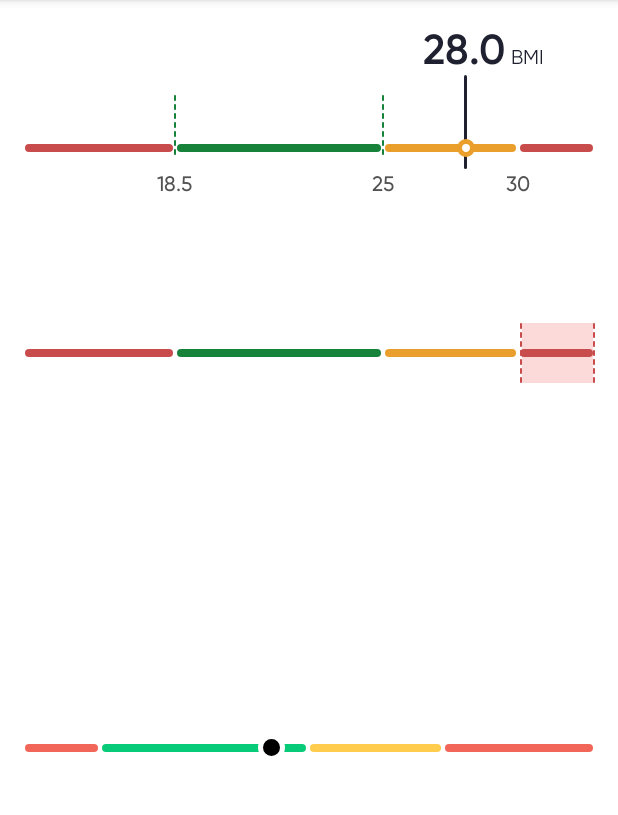
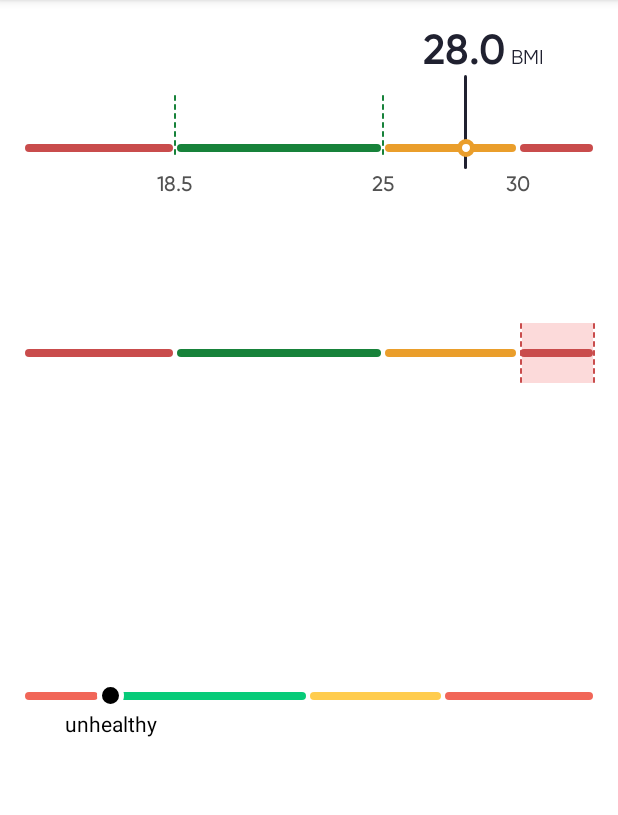
Before and after one commit to myDario/DarioBMIBar, an Android app: the screen it shows after launch (MainActivity), on a phone screen of 412 x 824 dp, the part 84-899 px from its top. Run offline under Robolectric (Android 15) with nearby library versions, the phone set to English and light mode, and no system bars.

Commit message:
bmi dot indicator working fine

```diff
--- a/app/src/main/java/com/labstyle/dariobmibarapp/MainActivity.kt
+++ b/app/src/main/java/com/labstyle/dariobmibarapp/MainActivity.kt
@@ -13,6 +13,6 @@ class MainActivity : AppCompatActivity() {
 
         findViewById<DarioBMIBar>(R.id.bmiBar).setBMIValue(28f)
         findViewById<DarioBMISections>(R.id.bmiSections).setBMIValue(30.5f)
-        findViewById<DarioBMIDotIndicator>(R.id.bmiDotIndicator).setBMIValue(21.5f)
+        findViewById<DarioBMIDotIndicator>(R.id.bmiDotIndicator).setBMIValue(10.5f)
     }
 }
--- a/app/src/main/res/layout/activity_main.xml
+++ b/app/src/main/res/layout/activity_main.xml
@@ -30,6 +30,7 @@
         android:layout_width="0dp"
         android:layout_height="200dp"
         app:bmi="22.5"
+        app:unitLabel="unhealthy"
         app:layout_constraintEnd_toEndOf="parent"
         app:layout_constraintStart_toStartOf="parent"
         app:layout_constraintTop_toBottomOf="@+id/bmiSections" />
--- a/dariobmibar/src/main/java/com/labstyle/dariobmibar/DarioBMIDotIndicator.kt
+++ b/dariobmibar/src/main/java/com/labstyle/dariobmibar/DarioBMIDotIndicator.kt
@@ -34,14 +34,12 @@ class DarioBMIDotIndicator @JvmOverloads constructor(
     }
 
     fun setBMIUnitLabel(label: String) {
-        findViewById<TextView>(R.id.bmiValueUnitText)?.text = label
+        findViewById<TextView>(R.id.bmiText)?.text = label
     }
 
     fun setBMIValue(value: Float) {
         bmi = value
 
-        findViewById<TextView>(R.id.bmiValueText)?.text =
-            "%.1f".format(Locale.getDefault(), bmi)
 
         val parent = findViewById<ConstraintLayout>(R.id.topBarsLayout)
         val constraintSet = ConstraintSet()
@@ -132,5 +130,8 @@ class DarioBMIDotIndicator @JvmOverloads constructor(
         findViewById<View>(R.id.circleIndicator)?.let { circle ->
             circle.background = ContextCompat.getDrawable(context, circleBg)
         }
+
+
+
     }
 }
--- a/dariobmibar/src/main/res/layout/dario_bmi_dot_indicator.xml
+++ b/dariobmibar/src/main/res/layout/dario_bmi_dot_indicator.xml
@@ -3,6 +3,7 @@
     android:layout_width="match_parent"
     android:layout_height="wrap_content"
     xmlns:app="http://schemas.android.com/apk/res-auto"
+    xmlns:tools="http://schemas.android.com/tools"
     android:padding="@dimen/bmi_bar_padding">
     <androidx.constraintlayout.widget.ConstraintLayout
         android:id="@+id/topBarsLayout"
@@ -93,16 +94,17 @@
             app:layout_constraintBottom_toBottomOf="parent"
             app:layout_constraintEnd_toEndOf="@id/divider0"
             app:layout_constraintStart_toStartOf="@+id/divider0" />
+
         <TextView
             android:id="@+id/textviewBar1"
-            android:text="25"
-            android:visibility="invisible"
             style="@style/BMITextBar"
             android:layout_width="wrap_content"
             android:layout_height="wrap_content"
-            app:layout_constraintStart_toStartOf="@+id/divider1"
-            app:layout_constraintEnd_toEndOf="@id/divider1"
-            app:layout_constraintBottom_toBottomOf="parent"/>
+            android:text="25"
+            android:visibility="invisible"
+            app:layout_constraintBottom_toBottomOf="parent"
+            app:layout_constraintEnd_toEndOf="@+id/circleIndicator"
+            app:layout_constraintStart_toStartOf="@+id/circleIndicator" />
         <TextView
             android:id="@+id/textviewBar2"
             android:text="30"
@@ -125,29 +127,16 @@
             app:layout_constraintTop_toTopOf="@id/bar1"
             app:layout_constraintBottom_toBottomOf="@id/bar1"
             android:layout_marginBottom="34dp" />
+
         <TextView
-            android:id="@+id/bmiValueText"
+            android:id="@+id/bmiText"
             android:layout_width="wrap_content"
             android:layout_height="wrap_content"
-            android:text="21"
-            android:visibility="invisible"
-            style="@style/BMITextValue"
-            android:paddingEnd="2dp"
-            app:layout_constraintStart_toStartOf="@+id/selectionLineIndicator"
-            app:layout_constraintEnd_toEndOf="@+id/selectionLineIndicator"
-            app:layout_constraintBottom_toTopOf="@+id/selectionLineIndicator"/>
-        <TextView
-            android:id="@+id/bmiValueUnitText"
-            android:layout_width="wrap_content"
-            android:layout_height="wrap_content"
-            android:text="BMI"
-            android:visibility="invisible"
-            style="@style/BMITextUnit"
-            app:layout_constraintStart_toEndOf="@+id/bmiValueText"
-            app:layout_constraintBottom_toBottomOf="@+id/bmiValueText"
-            android:paddingStart="2dp"
-            android:layout_marginStart="4dp"
-            android:layout_marginBottom="4dp"/>
+            tools:text="Healthy"
+            android:textColor="@color/black"
+            app:layout_constraintEnd_toEndOf="@+id/circleIndicator"
+            app:layout_constraintStart_toStartOf="@+id/circleIndicator"
+            app:layout_constraintTop_toBottomOf="@+id/circleIndicator" />
 
         <View
             android:id="@+id/circleIndicator"
```
Also changed, not shown: 1 other file.
